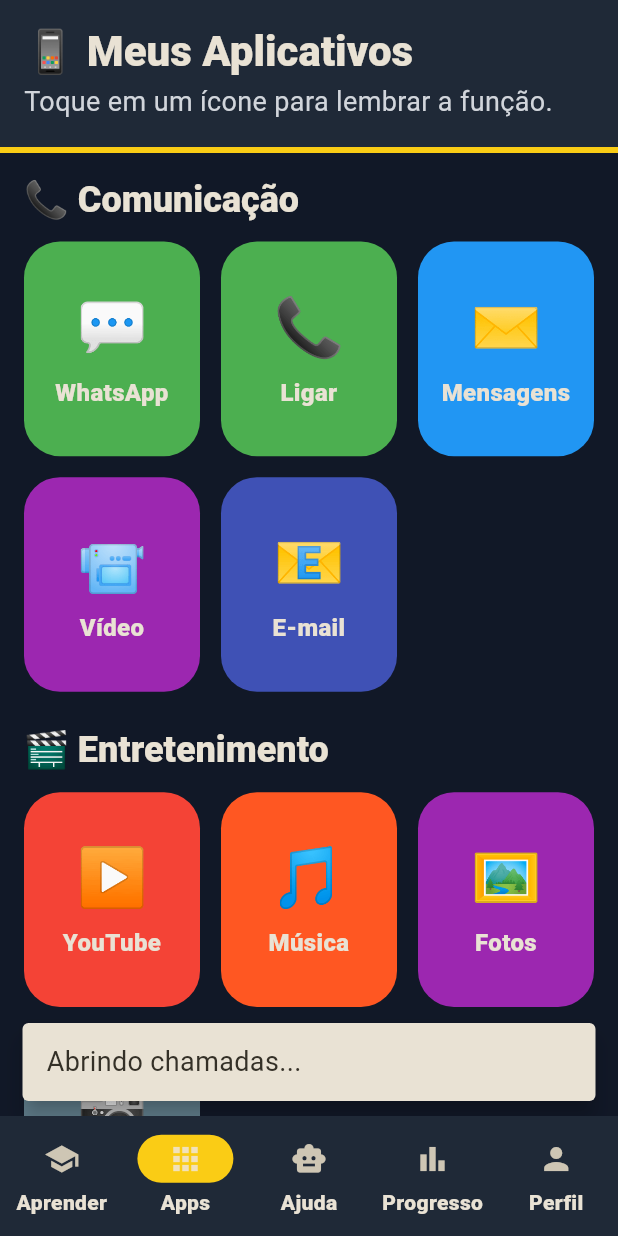
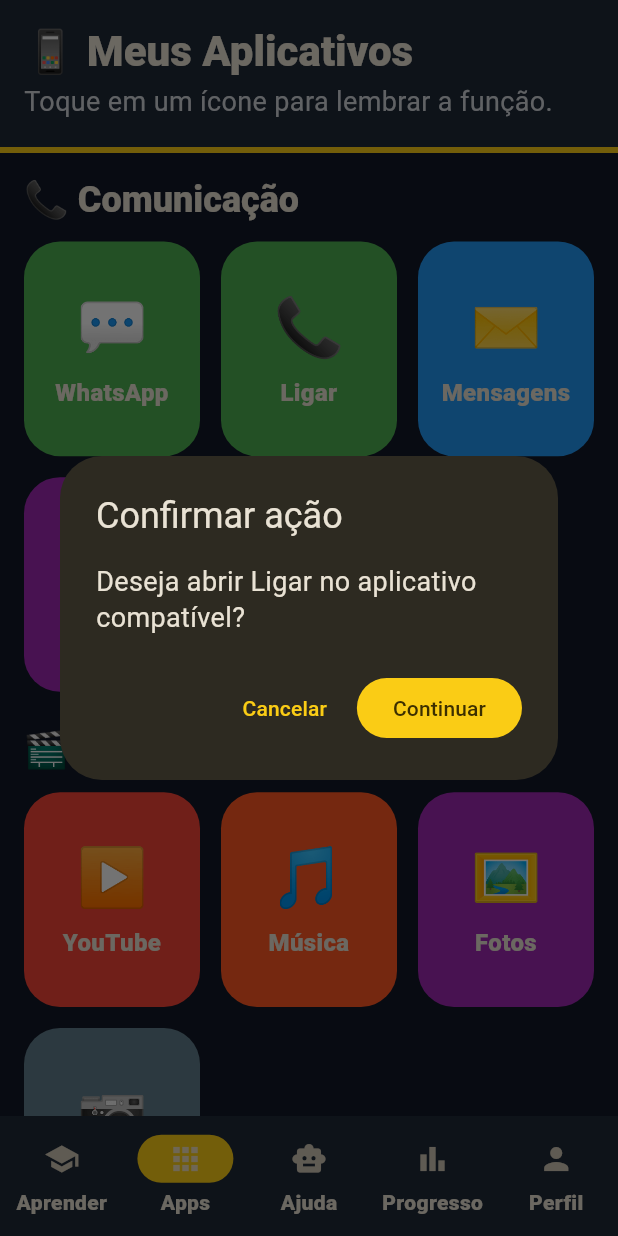
Before and after one commit to Igh0r/ProjetoEducacaoIdoso, a Flutter app: the MainNavigation screen opened directly, item 2 of the bottom bar chosen, after a tap on "Ligar", on a phone screen of 412 x 824 dp. Run offline on Flutter 3.47's test engine with Material 3 defaults, Android fonts, the phone set to English and light mode, and no system bars.

Commit message:
Evolve app launcher actions

```diff
--- a/lib/features/apps/data/app_seed_data.dart
+++ b/lib/features/apps/data/app_seed_data.dart
@@ -2,28 +2,28 @@
 
 final appGroups = <AppGroup>[
   AppGroup('📞 Comunicação', [
-    AppItem('WhatsApp', '💬', Colors.green, 'Abrindo WhatsApp...'),
-    AppItem('Ligar', '📞', Colors.green, 'Abrindo chamadas...'),
-    AppItem('Mensagens', '✉️', Colors.blue, 'Abrindo SMS...'),
-    AppItem('Vídeo', '📹', Colors.purple, 'Abrindo videochamada...'),
-    AppItem('E-mail', '📧', Colors.indigo, 'Abrindo e-mail...'),
+    AppItem('WhatsApp', '💬', Colors.green, 'Abrindo WhatsApp...', actionType: AppActionType.appScheme, scheme: 'whatsapp://send', fallbackMessage: 'Se o WhatsApp não abrir, procure o ícone verde com telefone nos seus aplicativos.'),
+    AppItem('Ligar', '📞', Colors.green, 'Abrindo chamadas...', actionType: AppActionType.appScheme, scheme: 'tel:', fallbackMessage: 'Abra o aplicativo Telefone e toque em Teclado para fazer uma ligação.'),
+    AppItem('Mensagens', '✉️', Colors.blue, 'Abrindo SMS...', actionType: AppActionType.appScheme, scheme: 'sms:', fallbackMessage: 'Abra o aplicativo Mensagens para ler ou enviar SMS.'),
+    AppItem('Vídeo', '📹', Colors.purple, 'Abrindo videochamada...', actionType: AppActionType.openUrl, url: 'https://meet.google.com/', fallbackMessage: 'Se a videochamada não abrir, peça o link ao familiar e toque nele novamente.'),
+    AppItem('E-mail', '📧', Colors.indigo, 'Abrindo e-mail...', actionType: AppActionType.appScheme, scheme: 'mailto:', fallbackMessage: 'Abra o aplicativo de e-mail instalado no celular, como Gmail ou Mail.'),
   ]),
   AppGroup('🎬 Entretenimento', [
-    AppItem('YouTube', '▶️', Colors.red, 'Abrindo YouTube...'),
-    AppItem('Música', '🎵', Colors.deepOrange, 'Abrindo música...'),
-    AppItem('Fotos', '🖼️', Colors.purple, 'Abrindo fotos...'),
-    AppItem('Câmera', '📷', Colors.blueGrey, 'Abrindo câmera...'),
+    AppItem('YouTube', '▶️', Colors.red, 'Abrindo YouTube...', actionType: AppActionType.openUrl, url: 'https://www.youtube.com/', fallbackMessage: 'Se o YouTube não abrir, procure pelo ícone vermelho ou acesse youtube.com no navegador.'),
+    AppItem('Música', '🎵', Colors.deepOrange, 'Abrindo música...', actionType: AppActionType.openUrl, url: 'https://music.youtube.com/', fallbackMessage: 'Abra seu aplicativo de música preferido e procure a música pelo nome.'),
+    AppItem('Fotos', '🖼️', Colors.purple, 'Abrindo fotos...', actionType: AppActionType.appScheme, scheme: 'content://media/external/images/media', fallbackMessage: 'Procure o aplicativo Galeria ou Fotos para ver suas imagens.'),
+    AppItem('Câmera', '📷', Colors.blueGrey, 'Abrindo câmera...', actionType: AppActionType.appScheme, scheme: 'camera:', fallbackMessage: 'Procure o ícone de câmera nos aplicativos do celular.'),
   ]),
   AppGroup('🏦 Serviços', [
-    AppItem('Banco', '🏦', Colors.teal, 'Abra apenas o aplicativo oficial do seu banco.'),
-    AppItem('PIX', '⚡', Colors.cyan, 'Confira os dados antes de confirmar o PIX.'),
-    AppItem('Gov.br', '🏛️', Colors.amber, 'Use apenas canais oficiais do gov.br.'),
-    AppItem('Meu INSS', '📋', Colors.blue, 'Abrindo orientação do Meu INSS.'),
+    AppItem('Banco', '🏦', Colors.teal, 'Abra apenas o aplicativo oficial do seu banco.', fallbackMessage: 'Nunca informe senhas fora do aplicativo oficial do seu banco.'),
+    AppItem('PIX', '⚡', Colors.cyan, 'Confira os dados antes de confirmar o PIX.', fallbackMessage: 'Para PIX, abra somente o aplicativo oficial do banco e confira nome, valor e chave.'),
+    AppItem('Gov.br', '🏛️', Colors.amber, 'Abrindo gov.br...', actionType: AppActionType.openUrl, url: 'https://www.gov.br/pt-br', fallbackMessage: 'Digite gov.br no navegador e confirme se o endereço começa com https://www.gov.br.'),
+    AppItem('Meu INSS', '📋', Colors.blue, 'Abrindo Meu INSS...', actionType: AppActionType.openUrl, url: 'https://meu.inss.gov.br/', fallbackMessage: 'Digite meu.inss.gov.br no navegador ou procure o aplicativo Meu INSS oficial.'),
   ]),
   AppGroup('🚨 Emergência', [
-    AppItem('SAMU 192', '🚑', Colors.red, 'Ligue agora: 192 (SAMU).'),
-    AppItem('Bombeiros', '🚒', Colors.deepOrange, 'Ligue agora: 193 (Bombeiros).'),
-    AppItem('Polícia 190', '🚔', Colors.blue, 'Ligue agora: 190 (Polícia).'),
-    AppItem('CVV 188', '💙', Colors.indigo, 'Ligue agora: 188 (CVV).'),
+    AppItem('SAMU 192', '🚑', Colors.red, 'Ligando para 192 (SAMU)...', actionType: AppActionType.phoneCall, phoneNumber: '192', isEmergency: true, fallbackMessage: 'Não foi possível iniciar a ligação. Disque 192 no telefone para chamar o SAMU.'),
+    AppItem('Bombeiros', '🚒', Colors.deepOrange, 'Ligando para 193 (Bombeiros)...', actionType: AppActionType.phoneCall, phoneNumber: '193', isEmergency: true, fallbackMessage: 'Não foi possível iniciar a ligação. Disque 193 no telefone para chamar os Bombeiros.'),
+    AppItem('Polícia 190', '🚔', Colors.blue, 'Ligando para 190 (Polícia)...', actionType: AppActionType.phoneCall, phoneNumber: '190', isEmergency: true, fallbackMessage: 'Não foi possível iniciar a ligação. Disque 190 no telefone para chamar a Polícia.'),
+    AppItem('CVV 188', '💙', Colors.indigo, 'Ligando para 188 (CVV)...', actionType: AppActionType.phoneCall, phoneNumber: '188', isEmergency: true, fallbackMessage: 'Não foi possível iniciar a ligação. Disque 188 no telefone para falar com o CVV.'),
   ]),
 ];
--- a/lib/features/apps/models/app_models.dart
+++ b/lib/features/apps/models/app_models.dart
@@ -1,11 +1,33 @@
 part of 'package:educacao_idoso/main.dart';
 
+enum AppActionType { messageOnly, openUrl, phoneCall, mapSearch, appScheme }
+
 class AppItem {
-  const AppItem(this.label, this.emoji, this.color, this.message);
+  const AppItem(
+    this.label,
+    this.emoji,
+    this.color,
+    this.message, {
+    this.actionType = AppActionType.messageOnly,
+    this.url,
+    this.phoneNumber,
+    this.mapQuery,
+    this.scheme,
+    this.fallbackMessage,
+    this.isEmergency = false,
+  });
+
   final String label;
   final String emoji;
   final Color color;
   final String message;
+  final AppActionType actionType;
+  final String? url;
+  final String? phoneNumber;
+  final String? mapQuery;
+  final String? scheme;
+  final String? fallbackMessage;
+  final bool isEmergency;
 }
 
 class AppGroup {
--- a/lib/features/apps/presentation/app_launcher_page.dart
+++ b/lib/features/apps/presentation/app_launcher_page.dart
@@ -16,6 +16,45 @@
   }
 }
 
+Future<void> _confirmAndLaunch(BuildContext context, AppItem app) async {
+  final confirmed = await showDialog<bool>(
+    context: context,
+    builder: (context) => AlertDialog(
+      title: Text(app.isEmergency ? 'Confirmar emergência' : 'Confirmar ação'),
+      content: Text(_confirmationMessage(app)),
+      actions: [
+        TextButton(onPressed: () => Navigator.of(context).pop(false), child: const Text('Cancelar')),
+        FilledButton(onPressed: () => Navigator.of(context).pop(true), child: Text(app.isEmergency ? 'Ligar' : 'Continuar')),
+      ],
+    ),
+  );
+
+  if (!context.mounted || confirmed != true) return;
+
+  final result = await appLaunchService.launch(app);
+  if (!context.mounted) return;
+
+  ScaffoldMessenger.of(context).showSnackBar(SnackBar(content: Text(result.message), behavior: SnackBarBehavior.floating));
+}
+
+String _confirmationMessage(AppItem app) {
+  if (app.isEmergency && app.phoneNumber != null) {
+    return 'Você está prestes a ligar para ${app.phoneNumber} (${app.label}). Confirme apenas em caso de necessidade.';
+  }
+
+  switch (app.actionType) {
+    case AppActionType.phoneCall:
+      return 'Deseja ligar para ${app.phoneNumber ?? app.label}?';
+    case AppActionType.openUrl:
+      return 'Deseja abrir o link oficial de ${app.label}?';
+    case AppActionType.mapSearch:
+      return 'Deseja pesquisar ${app.mapQuery ?? app.label} no mapa?';
+    case AppActionType.appScheme:
+      return 'Deseja abrir ${app.label} no aplicativo compatível?';
+    case AppActionType.messageOnly:
+      return app.message;
+  }
+}
 class AppGroupSection extends StatelessWidget {
   const AppGroupSection({required this.group, super.key});
   final AppGroup group;
@@ -36,7 +75,7 @@
             final app = group.apps[index];
             return InkWell(
               borderRadius: BorderRadius.circular(24),
-              onTap: () => ScaffoldMessenger.of(context).showSnackBar(SnackBar(content: Text(appLaunchService.launchMessage(app)), behavior: SnackBarBehavior.floating)),
+              onTap: () => _confirmAndLaunch(context, app),
               child: Container(
                 decoration: BoxDecoration(color: app.color, borderRadius: BorderRadius.circular(24)),
                 padding: const EdgeInsets.all(10),
--- a/lib/main.dart
+++ b/lib/main.dart
@@ -1,4 +1,5 @@
 import 'package:flutter/material.dart';
+import 'package:url_launcher/url_launcher.dart';
 
 part 'app/theme/app_theme.dart';
 part 'features/learning/models/learning_models.dart';
--- a/pubspec.yaml
+++ b/pubspec.yaml
@@ -10,6 +10,7 @@
   flutter:
     sdk: flutter
   cupertino_icons: ^1.0.8
+  url_launcher: ^6.3.1
 
 dev_dependencies:
   flutter_test:
```
Also changed, not shown: lib/features/apps/services/app_launch_service.dart (+68 -1 lines).
